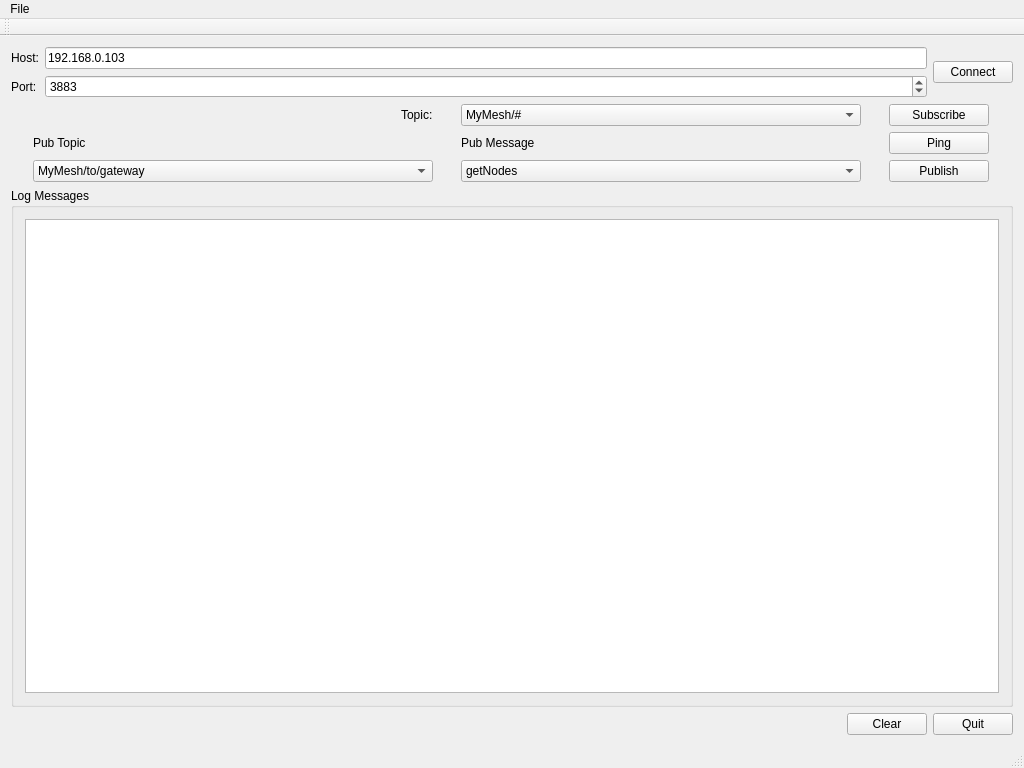
jmysu/QT5-MQTT, file MyMeshMqtt/mainwindow.ui: the form before one commit.
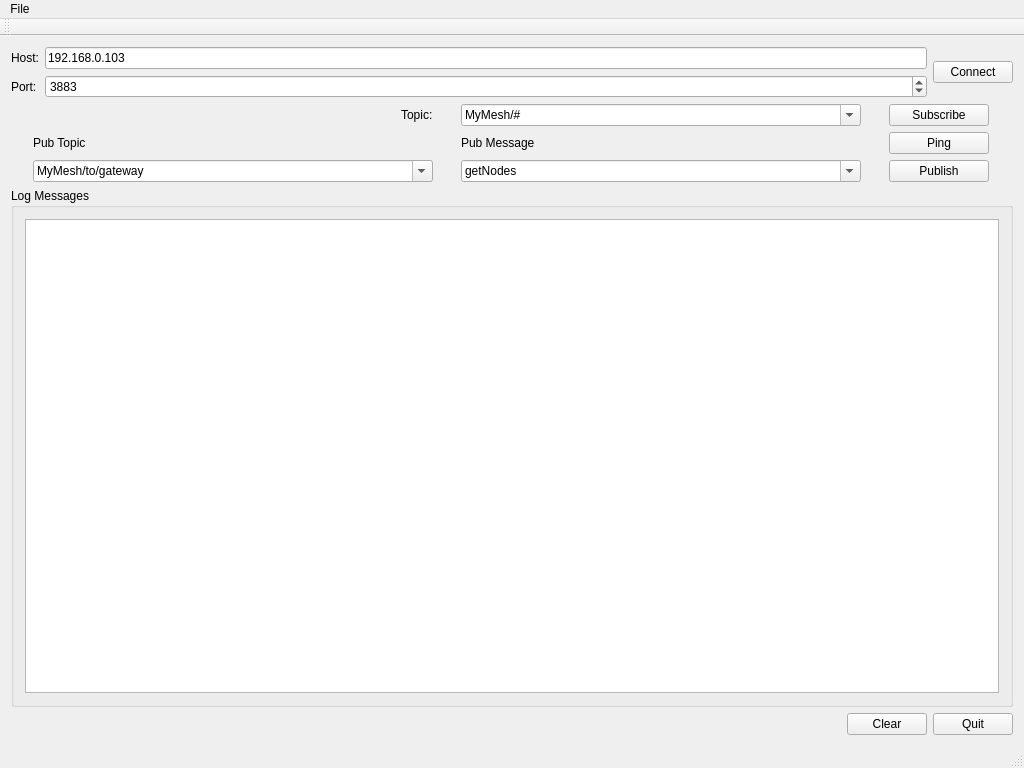
The form after the commit.

Diff of the .ui file:
```diff
--- a/MyMeshMqtt/mainwindow.ui
+++ b/MyMeshMqtt/mainwindow.ui
@@ -90,6 +90,9 @@
           <height>0</height>
          </size>
         </property>
+        <property name="editable">
+         <bool>true</bool>
+        </property>
         <item>
          <property name="text">
           <string>MyMesh/#</string>
@@ -139,6 +142,9 @@
           <height>16777215</height>
          </size>
         </property>
+        <property name="editable">
+         <bool>true</bool>
+        </property>
         <item>
          <property name="text">
           <string>MyMesh/to/gateway</string>
@@ -153,6 +159,9 @@
       </item>
       <item row="2" column="1">
        <widget class="QComboBox" name="comboBoxMessage">
+        <property name="editable">
+         <bool>true</bool>
+        </property>
         <item>
          <property name="text">
           <string>getNodes</string>
```
